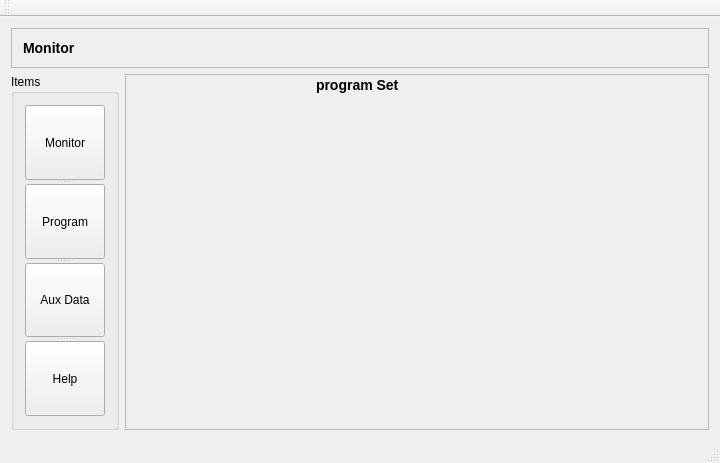
Old version of the form mainwindow.ui in the repository simachewh/chamberControlPcGUIPT.
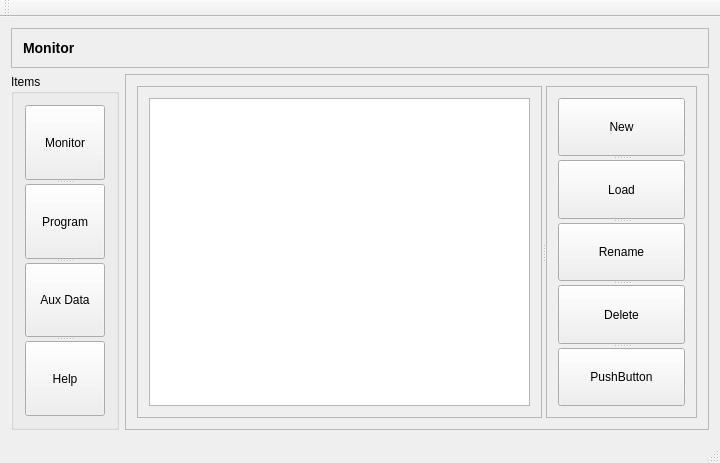
New version of the form. The open tabs and pages were chosen to show the change.

Commit message: Aded classes Program and Step to model test programs. Added class DataBackup to save info to file and other backup scenarios.

Diff of the .ui file:
```diff
--- a/mainwindow.ui
+++ b/mainwindow.ui
@@ -517,19 +517,76 @@
        </layout>
       </widget>
       <widget class="QWidget" name="programPage">
-       <widget class="QLabel" name="labelProgram">
-        <property name="geometry">
-         <rect>
-          <x>190</x>
-          <y>0</y>
-          <width>111</width>
-          <height>20</height>
-         </rect>
-        </property>
-        <property name="text">
-         <string>&lt;h3&gt;program Set&lt;/h3&gt;</string>
-        </property>
-       </widget>
+       <layout class="QGridLayout" name="gridLayout_10">
+        <item row="0" column="0">
+         <widget class="QSplitter" name="splitter_3">
+          <property name="orientation">
+           <enum>Qt::Horizontal</enum>
+          </property>
+          <widget class="QFrame" name="programsViewFrame">
+           <property name="frameShape">
+            <enum>QFrame::StyledPanel</enum>
+           </property>
+           <property name="frameShadow">
+            <enum>QFrame::Raised</enum>
+           </property>
+           <layout class="QGridLayout" name="gridLayout_8">
+            <item row="0" column="0">
+             <widget class="QListView" name="programListView"/>
+            </item>
+           </layout>
+          </widget>
+          <widget class="QFrame" name="programActionsFrame">
+           <property name="sizePolicy">
+            <sizepolicy hsizetype="Fixed" vsizetype="Minimum">
+             <horstretch>0</horstretch>
+             <verstretch>0</verstretch>
+            </sizepolicy>
+           </property>
+           <property name="frameShape">
+            <enum>QFrame::StyledPanel</enum>
+           </property>
+           <property name="frameShadow">
+            <enum>QFrame::Raised</enum>
+           </property>
+           <layout class="QGridLayout" name="gridLayout_9">
+            <item row="0" column="0">
+             <widget class="QSplitter" name="splitter_2">
+              <property name="orientation">
+               <enum>Qt::Vertical</enum>
+              </property>
+              <widget class="QPushButton" name="newProgramButton">
+               <property name="text">
+                <string>New</string>
+               </property>
+              </widget>
+              <widget class="QPushButton" name="loadProgramButton">
+               <property name="text">
+                <string>Load</string>
+               </property>
+              </widget>
+              <widget class="QPushButton" name="renameProgramButton">
+               <property name="text">
+                <string>Rename</string>
+               </property>
+              </widget>
+              <widget class="QPushButton" name="deleteProgramButton">
+               <property name="text">
+                <string>Delete</string>
+               </property>
+              </widget>
+              <widget class="QPushButton" name="pushButton_5">
+               <property name="text">
+                <string>PushButton</string>
+               </property>
+              </widget>
+             </widget>
+            </item>
+           </layout>
+          </widget>
+         </widget>
+        </item>
+       </layout>
       </widget>
       <widget class="QWidget" name="auxPage">
        <widget class="QLabel" name="labelAux">
```
Left out of the diff: 489 changed lines with no effect on the pictures. The commit also changes 8 other files.
